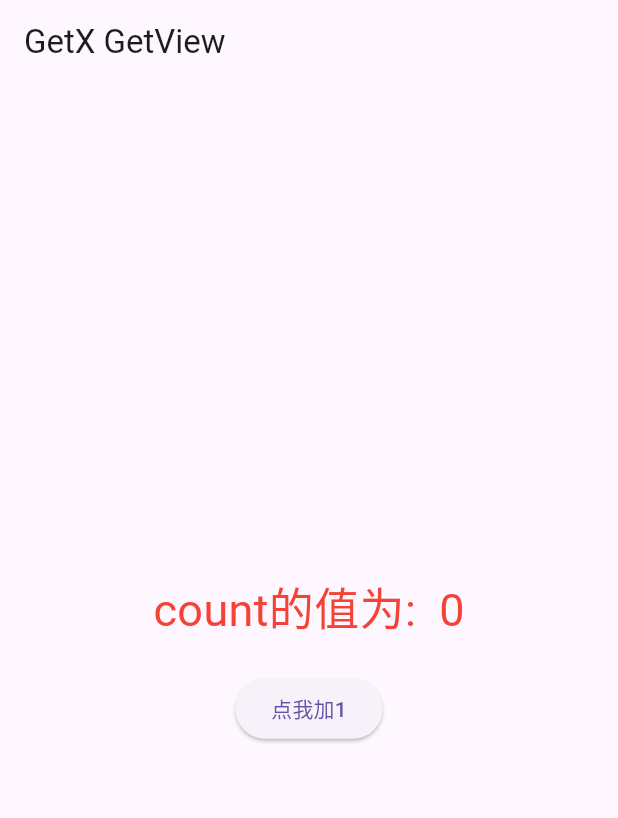
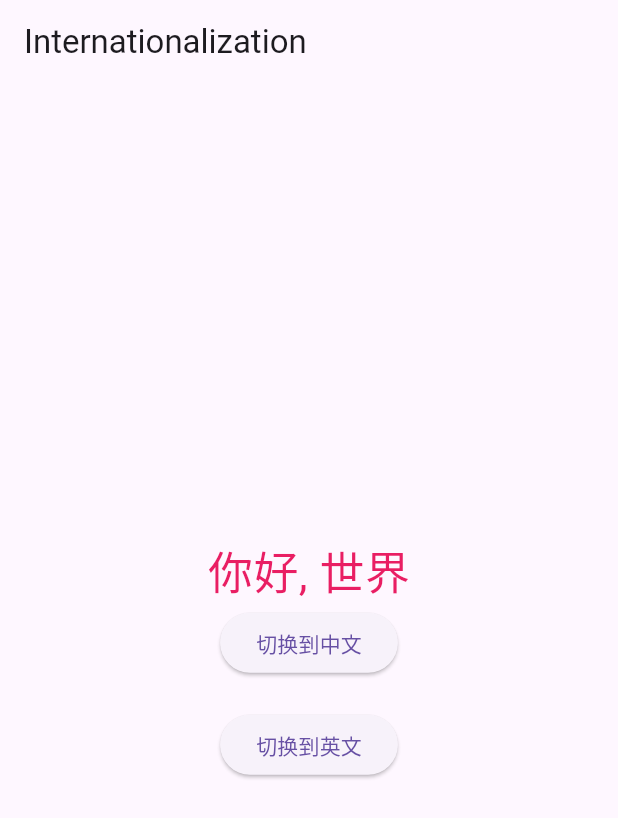
Before and after one commit to SummerBaBa/FlutterGetXDemo, a Flutter app: the screen it shows after launch, on a phone screen of 412 x 824 dp. Shown: the top 818 px of the screen. Run offline on Flutter 3.47's test engine with Material 3 defaults, Android fonts, the light colour scheme and no system bars; our stand-ins replace dio, get; missing offline and left inert: dart:ffi.

Commit message:
no message

```diff
--- /dev/null
+++ b/getxcontrolleruniqueidexample/lib/InternationalizationExample.dart
@@ -0,0 +1,36 @@
+import 'package:flutter/material.dart';
+import 'WorkersController.dart';
+import 'MessagesController.dart';
+import 'package:get/get.dart';
+
+class InternationalizationExample extends StatelessWidget {
+
+  MessagesController messagesController = Get.put(MessagesController());
+
+  @override
+  Widget build(BuildContext context) {
+    return Scaffold(
+      appBar: AppBar(
+        title: Text("Internationalization"),
+      ),
+      body: Center(
+        child: Column(
+          mainAxisAlignment: MainAxisAlignment.center,
+          crossAxisAlignment: CrossAxisAlignment.center,
+          children: [
+            Text('hello'.tr, style: TextStyle(color: Colors.pink, fontSize: 30)),
+            ElevatedButton(
+              onPressed: () => messagesController.changeLanguage('zh', "CN"),
+              child: Text("切换到中文")
+            ),
+            SizedBox(height: 20,),
+            ElevatedButton(
+              onPressed: () => messagesController.changeLanguage('en', "US"),
+              child: Text("切换到英文")
+            ),
+          ],
+        ),
+      ),
+    );
+  }
+}
--- /dev/null
+++ b/getxcontrolleruniqueidexample/lib/Messages.dart
@@ -0,0 +1,15 @@
+import 'package:get/get.dart';
+
+class Messages extends Translations {
+
+  @override
+  // TODO: implement keys
+  Map<String, Map<String, String>> get keys => {
+    'zh_CN': {
+      'hello': "你好, 世界"
+    },
+    'en_US': {
+      'hello': 'hello world'
+    }
+  };
+}
--- /dev/null
+++ b/getxcontrolleruniqueidexample/lib/MessagesController.dart
@@ -0,0 +1,10 @@
+import 'dart:ui';
+import 'package:get/get.dart';
+
+class MessagesController extends GetxController {
+
+  void changeLanguage(String languageCode, String  countryCode) {
+    var locale = Locale(languageCode, countryCode);
+    Get.updateLocale(locale);
+  }
+}
--- a/getxcontrolleruniqueidexample/lib/main.dart
+++ b/getxcontrolleruniqueidexample/lib/main.dart
@@ -5,6 +5,9 @@ import 'package:getxcontrolleruniqueidexample/GetXControllerExample.dart';
 import 'package:getxcontrolleruniqueidexample/GetXControllerWorkersExample.dart';
 import 'package:getxcontrolleruniqueidexample/GetXUtilsExample.dart';
 import 'package:getxcontrolleruniqueidexample/GetViewAndGetWidgetExample.dart';
+import 'package:getxcontrolleruniqueidexample/MovieListView.dart';
+import 'package:getxcontrolleruniqueidexample/InternationalizationExample.dart';
+import 'Messages.dart';
 import 'package:get/get.dart';
 void main() {
   runApp(MyApp());
@@ -16,7 +19,10 @@ class MyApp extends StatelessWidget {
   Widget build(BuildContext context) {
     return GetMaterialApp(
       title: "GetX",
-      home: GetViewAndGetWidgetExample(),
+      translations: Messages(),
+      locale: Locale('zh', 'CN'), //设置默认语言
+      fallbackLocale: Locale("zh", "CN"),
+      home: InternationalizationExample(),
     );
   }
 }
--- a/getxcontrolleruniqueidexample/pubspec.yaml
+++ b/getxcontrolleruniqueidexample/pubspec.yaml
@@ -36,6 +36,7 @@ dependencies:
   # Use with the CupertinoIcons class for iOS style icons.
   cupertino_icons: ^1.0.6
   get: ^4.6.6
+  dio: ^5.3.3
 
 dev_dependencies:
   flutter_test:
```
Also changed, not shown: getxcontrolleruniqueidexample/lib/ApiService.dart (added, +23 -0 lines), getxcontrolleruniqueidexample/lib/MovieController.dart (added, +28 -0 lines), getxcontrolleruniqueidexample/lib/MovieListView.dart (added, +73 -0 lines), getxcontrolleruniqueidexample/lib/MovieModel.dart (added, +57 -0 lines), getxcontrolleruniqueidexample/pubspec.lock, 1 other file.
